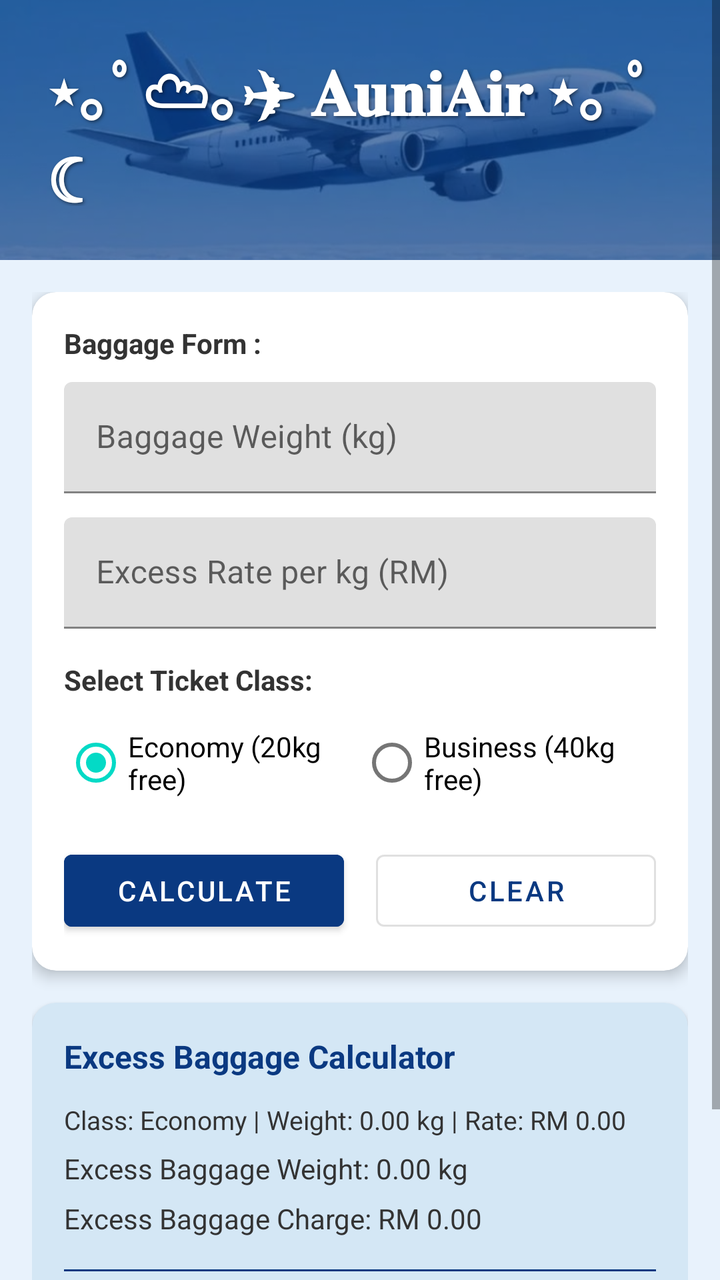
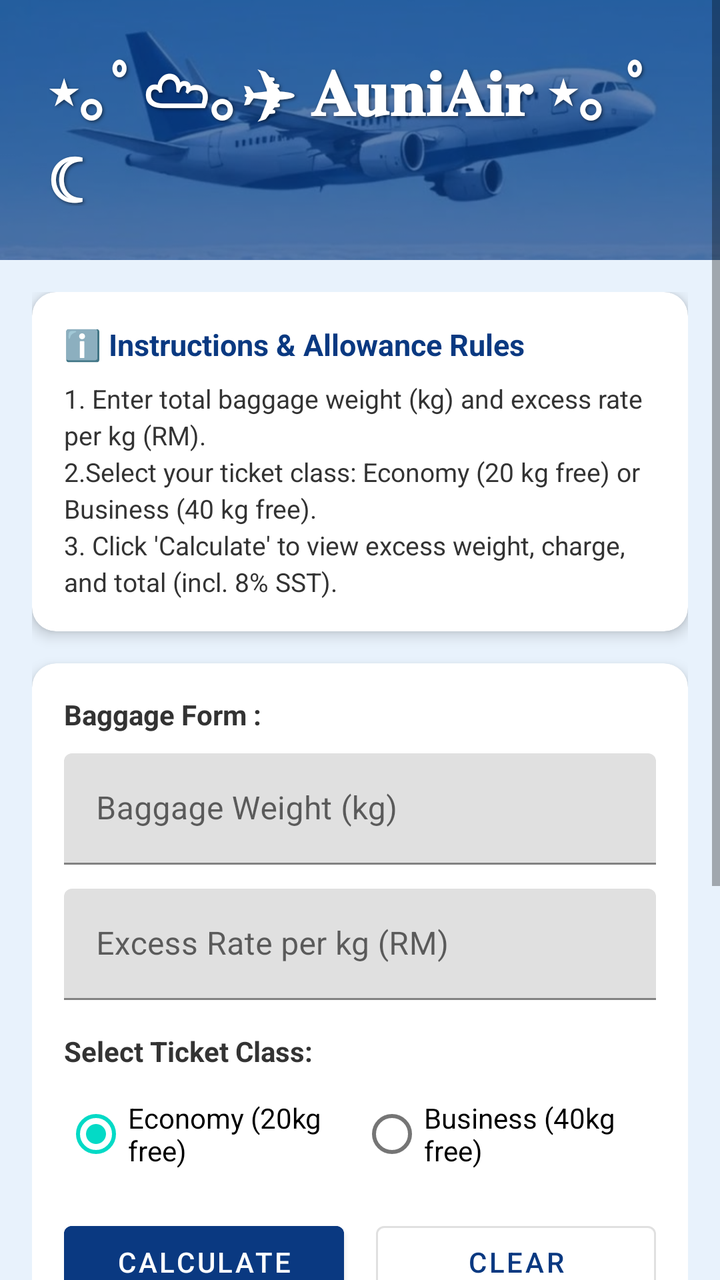

Compare the two renders of this Android layout. The source of the first and the diff that turns it into the second are given below.
<!-- AndroidManifest.xml: application theme Theme.Assignment1_AUNI -->
<!-- res/layout/activity_main.xml -->
<?xml version="1.0" encoding="utf-8"?>
<ScrollView xmlns:android="http://schemas.android.com/apk/res/android"
    xmlns:app="http://schemas.android.com/apk/res-auto"
    xmlns:tools="http://schemas.android.com/tools"
    android:layout_width="match_parent"
    android:layout_height="match_parent"
    android:background="@color/light_blue_bg"
    android:fillViewport="true"
    tools:context=".MainActivity">

    <LinearLayout
        android:layout_width="match_parent"
        android:layout_height="wrap_content"
        android:orientation="vertical">

        
        <FrameLayout
            android:layout_width="match_parent"
            android:layout_height="130dp">

            
            <ImageView
                android:layout_width="match_parent"
                android:layout_height="match_parent"
                android:contentDescription="AuniAir Background"
                android:scaleType="centerCrop"
                android:src="@drawable/bg_airplane" />

            
            <View
                android:layout_width="match_parent"
                android:layout_height="match_parent"
                android:background="#A60A3981" />
            
            

            
            <LinearLayout
                android:layout_width="match_parent"
                android:layout_height="match_parent"
                android:gravity="center"
                android:orientation="vertical"
                android:padding="24dp">

                <TextView
                    android:layout_width="wrap_content"
                    android:layout_height="wrap_content"
                    android:shadowColor="#80000000"
                    android:shadowDx="2"
                    android:shadowDy="2"
                    android:shadowRadius="4"
                    android:text="⋆｡ﾟ☁︎｡✈︎ 𝐀𝐮𝐧𝐢𝐀𝐢𝐫 ⋆｡ ﾟ☾ "
                    android:textColor="@color/white"
                    android:textSize="32sp"
                    android:textStyle="bold" />

                <TextView
                    android:layout_width="wrap_content"
                    android:layout_height="wrap_content"
                    android:layout_marginTop="6dp"
                    android:shadowColor="#80000000"
                    android:shadowDx="1"
                    android:shadowDy="1"
                    android:shadowRadius="2"
                    android:text="Welcome To Excess Baggage Calculator"
                    android:textColor="@color/white"
                    android:textSize="15sp"
                    android:textStyle="bold" />


            </LinearLayout>

        </FrameLayout>

        
        <LinearLayout
            android:layout_width="match_parent"
            android:layout_height="wrap_content"
            android:orientation="vertical"
            android:padding="16dp">

            
            <androidx.cardview.widget.CardView
                android:layout_width="match_parent"
                android:layout_height="wrap_content"
                android:layout_marginBottom="16dp"
                app:cardBackgroundColor="@color/white"
                app:cardCornerRadius="12dp"
                app:cardElevation="4dp">

                <LinearLayout
                    android:layout_width="match_parent"
                    android:layout_height="wrap_content"
                    android:orientation="vertical"
                    android:padding="16dp">

                    <TextView
                        android:layout_width="wrap_content"
                        android:layout_height="wrap_content"
                        android:text="Baggage Form : "
                        android:textColor="@color/dark_gray"
                        android:textSize="14sp"
                        android:layout_marginBottom="10dp"
                        android:textStyle="bold" />

                    
                    <com.google.android.material.textfield.TextInputLayout
                        android:layout_width="match_parent"
                        android:layout_height="wrap_content"
                        android:layout_marginBottom="12dp"
                        android:hint="Baggage Weight (kg)">

                        <com.google.android.material.textfield.TextInputEditText
                            android:id="@+id/etBaggageWeight"
                            android:layout_width="match_parent"
                            android:layout_height="wrap_content"
                            android:inputType="numberDecimal" />
                    </com.google.android.material.textfield.TextInputLayout>

                    
                    <com.google.android.material.textfield.TextInputLayout
                        android:layout_width="match_parent"
                        android:layout_height="wrap_content"
                        android:layout_marginBottom="16dp"
                        android:hint="Excess Rate per kg (RM)">

                        <com.google.android.material.textfield.TextInputEditText
                            android:id="@+id/etExcessRate"
                            android:layout_width="match_parent"
                            android:layout_height="wrap_content"
                            android:inputType="numberDecimal" />
                    </com.google.android.material.textfield.TextInputLayout>

                    
                    <TextView
                        android:layout_width="wrap_content"
                        android:layout_height="wrap_content"
                        android:text="Select Ticket Class:"
                        android:textColor="@color/dark_gray"
                        android:textSize="14sp"
                        android:textStyle="bold" />

                    <RadioGroup
                        android:id="@+id/rgTicketClass"
                        android:layout_width="match_parent"
                        android:layout_height="wrap_content"
                        android:layout_marginTop="8dp"
                        android:orientation="horizontal">

                        <RadioButton
                            android:id="@+id/rbEconomy"
                            android:layout_width="0dp"
                            android:layout_height="wrap_content"
                            android:layout_weight="1"
                            android:checked="true"
                            android:text="Economy (20kg free)" />

                        <RadioButton
                            android:id="@+id/rbBusiness"
                            android:layout_width="0dp"
                            android:layout_height="wrap_content"
                            android:layout_weight="1"
                            android:text="Business (40kg free)" />
                    </RadioGroup>

                    
                    <LinearLayout
                        android:layout_width="match_parent"
                        android:layout_height="wrap_content"
                        android:layout_marginTop="16dp"
                        android:orientation="horizontal">

                        <Button
                            android:id="@+id/btnCalculate"
                            android:layout_width="0dp"
                            android:layout_height="wrap_content"
                            android:layout_marginEnd="8dp"
                            android:layout_weight="1"
                            android:backgroundTint="@color/primary_blue"
                            android:text="Calculate"
                            android:textColor="@color/white" />

                        <Button
                            android:id="@+id/btnClear"
                            style="?attr/materialButtonOutlinedStyle"
                            android:layout_width="0dp"
                            android:layout_height="wrap_content"
                            android:layout_marginStart="8dp"
                            android:layout_weight="1"
                            android:text="Clear"
                            android:textColor="@color/primary_blue" />
                    </LinearLayout>
                </LinearLayout>
            </androidx.cardview.widget.CardView>

            
            <androidx.cardview.widget.CardView
                android:layout_width="match_parent"
                android:layout_height="wrap_content"
                app:cardBackgroundColor="@color/light_blue_card"
                app:cardCornerRadius="12dp"
                app:cardElevation="2dp">

                <LinearLayout
                    android:layout_width="match_parent"
                    android:layout_height="wrap_content"
                    android:orientation="vertical"
                    android:padding="16dp">

                    <TextView
                        android:layout_width="wrap_content"
                        android:layout_height="wrap_content"
                        android:layout_marginBottom="12dp"
                        android:text="Excess Baggage Calculator"
                        android:textColor="@color/primary_blue"
                        android:textSize="16sp"
                        android:textStyle="bold" />

                    
                    <TextView
                        android:id="@+id/tvInputSummary"
                        android:layout_width="match_parent"
                        android:layout_height="wrap_content"
                        android:layout_marginBottom="6dp"
                        android:text="Class: Economy | Weight: 0.00 kg | Rate: RM 0.00"
                        android:textColor="@color/dark_gray"
                        android:textSize="13sp" />

                    <TextView
                        android:id="@+id/tvExcessWeight"
                        android:layout_width="match_parent"
                        android:layout_height="wrap_content"
                        android:layout_marginBottom="6dp"
                        android:text="Excess Baggage Weight: 0.00 kg"
                        android:textColor="@color/dark_gray"
                        android:textSize="14sp" />

                    <TextView
                        android:id="@+id/tvExcessCharge"
                        android:layout_width="match_parent"
                        android:layout_height="wrap_content"
                        android:layout_marginBottom="8dp"
                        android:text="Excess Baggage Charge: RM 0.00"
                        android:textColor="@color/dark_gray"
                        android:textSize="14sp" />

                    <View
                        android:layout_width="match_parent"
                        android:layout_height="1dp"
                        android:layout_marginVertical="8dp"
                        android:background="@color/primary_blue" />

                    <TextView
                        android:id="@+id/tvTotalPayable"
                        android:layout_width="match_parent"
                        android:layout_height="wrap_content"
                        android:layout_marginBottom="6dp"
                        android:text="Total Amount Payable (incl. 8% tax): RM 0.00"
                        android:textColor="@color/primary_blue"
                        android:textSize="15sp"
                        android:textStyle="bold" />

                    
                    <TextView
                        android:id="@+id/tvPaymentStatus"
                        android:layout_width="match_parent"
                        android:layout_height="wrap_content"
                        android:text="Status: No calculation done"
                        android:textColor="@color/primary_blue"
                        android:textSize="14sp"
                        android:textStyle="bold" />

                </LinearLayout>
            </androidx.cardview.widget.CardView>

        </LinearLayout>
    </LinearLayout>
</ScrollView>
<!-- resources referenced by this layout -->
<resources>
  <color name="dark_gray">#333333</color>
  <color name="light_blue_bg">#E8F2FC</color>
  <color name="light_blue_card">#D4E7F5</color>
  <color name="primary_blue">#0A3981</color>
  <color name="white">#FFFFFFFF</color>
  <!-- drawable bg_airplane: jpg bitmap (drawable, 55867 bytes) -->
  <style name="Theme.Assignment1_AUNI" parent="Theme.MaterialComponents.DayNight.DarkActionBar">
          
          <item name="colorPrimary">@color/primary_blue</item>
          <item name="colorPrimaryVariant">@color/primary_blue</item>
          <item name="colorOnPrimary">@color/white</item>
      </style>
</resources>

<!-- the commit's change to res/layout/activity_main.xml (unified diff, before → after) -->
@@ -31,8 +31,6 @@
                 android:layout_width="match_parent"
                 android:layout_height="match_parent"
                 android:background="#A60A3981" />
-            
-            
 
             
             <LinearLayout
@@ -67,9 +65,7 @@
                     android:textSize="15sp"
                     android:textStyle="bold" />
 
-
             </LinearLayout>
-
         </FrameLayout>
 
         
@@ -97,10 +93,45 @@
                     <TextView
                         android:layout_width="wrap_content"
                         android:layout_height="wrap_content"
+                        android:layout_marginBottom="8dp"
+                        android:text="ℹ️ Instructions &amp; Allowance Rules"
+                        android:textColor="@color/primary_blue"
+                        android:textSize="15sp"
+                        android:textStyle="bold" />
+
+                    <TextView
+                        android:layout_width="match_parent"
+                        android:layout_height="wrap_content"
+                        android:text="1. Enter total baggage weight (kg) and excess rate per kg (RM).\n2.Select your ticket class: Economy (20 kg free) or Business (40 kg free).\n3. Click 'Calculate' to view excess weight, charge, and total (incl. 8% SST)."
+                        android:textColor="@color/dark_gray"
+                        android:textSize="13sp"
+                        android:lineSpacingExtra="3dp" />
+
+                </LinearLayout>
+            </androidx.cardview.widget.CardView>
+
+            
+            <androidx.cardview.widget.CardView
+                android:layout_width="match_parent"
+                android:layout_height="wrap_content"
+                android:layout_marginBottom="16dp"
+                app:cardBackgroundColor="@color/white"
+                app:cardCornerRadius="12dp"
+                app:cardElevation="4dp">
+
+                <LinearLayout
+                    android:layout_width="match_parent"
+                    android:layout_height="wrap_content"
+                    android:orientation="vertical"
+                    android:padding="16dp">
+
+                    <TextView
+                        android:layout_width="wrap_content"
+                        android:layout_height="wrap_content"
+                        android:layout_marginBottom="10dp"
                         android:text="Baggage Form : "
                         android:textColor="@color/dark_gray"
                         android:textSize="14sp"
-                        android:layout_marginBottom="10dp"
                         android:textStyle="bold" />
 
                     
